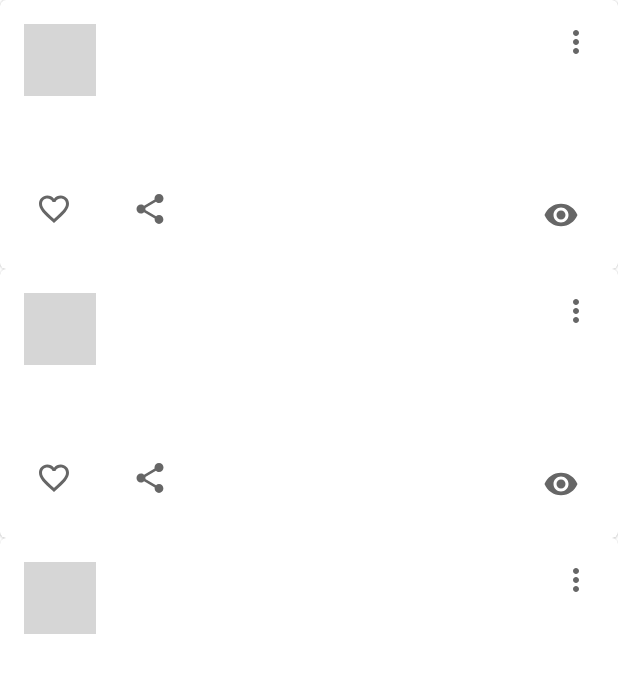
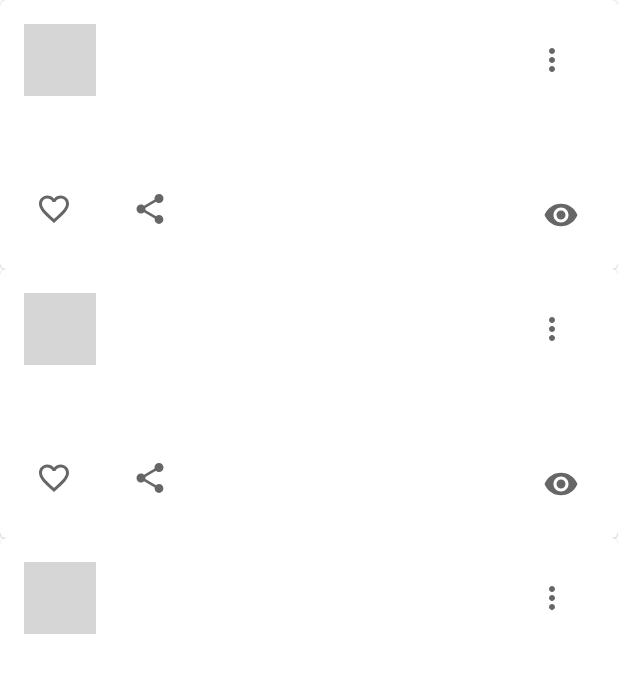
Before and after one commit to IvanKlim1/HomeworkAndroid, an Android app: the layout activity_main.xml on its own in the app's theme, with its tools: preview values and no code run, on a phone screen of 412 x 824 dp. Shown: the top 699 px of the screen. Run offline under Robolectric (Android 15) with nearby library versions, the phone set to English and light mode, and no system bars; grey boxes are pictures that could not be loaded.

Commit message:
Add file

```diff
--- a/app/src/main/java/ru/netology/nmedia/adapter/PostsAdapter.kt
+++ b/app/src/main/java/ru/netology/nmedia/adapter/PostsAdapter.kt
@@ -54,8 +54,9 @@ class PostViewHolder(
             published.text = post.published
             content.text = post.content
             like.isChecked=post.likedByMe
+            repost.isChecked=post.repostByMe
             menu.setOnClickListener {
-                PopupMenu(it.context, it).apply {
+                val popup = PopupMenu(it.context, it).apply {
                     inflate(R.menu.options_post)
                     setOnMenuItemClickListener { item ->
                         when (item.itemId) {
@@ -67,11 +68,13 @@ class PostViewHolder(
                                 onInteractionListener.onEdit(post)
                                 true
                             }
-
                             else -> false
                         }
                     }
-                }.show()
+                }
+                menu.setOnClickListener {
+                    popup.show()
+                }
             }
             like.text = countFormat(post.likes)
             repost.text = countFormat(post.reposts)
--- a/app/src/main/java/ru/netology/nmedia/repository/PostRepositoryInMemoryImpl.kt
+++ b/app/src/main/java/ru/netology/nmedia/repository/PostRepositoryInMemoryImpl.kt
@@ -121,7 +121,7 @@ class PostRepositoryInMemoryImpl : PostRepository {
     }
     override fun repost(id: Long) {
         posts = posts.map {
-            if (it.id != id) it else it.copy(reposts = it.reposts + 1)
+            if (it.id != id) it else it.copy(reposts = it.reposts + 1, repostByMe = true)
         }
         data.value = posts
     }
--- /dev/null
+++ b/app/src/main/res/color/menu_checkbox_tint.xml
@@ -0,0 +1,5 @@
+<?xml version="1.0" encoding="utf-8"?>
+<selector xmlns:android="http://schemas.android.com/apk/res/android">
+    <item android:color="#03DAC5" android:state_checked="true" />
+    <item android:color="?attr/colorControlNormal" />
+</selector>
--- a/app/src/main/res/drawable/ic_filled_share_24.xml
+++ b/app/src/main/res/drawable/ic_filled_share_24.xml
@@ -3,7 +3,7 @@
     android:height="24dp"
     android:viewportWidth="24"
     android:viewportHeight="24"
-    android:tint="#999999">
+    android:tint="#6200EE">
     <path
         android:fillColor="@android:color/white"
         android:pathData="M18,16.08c-0.76,0 -1.44,0.3 -1.96,0.77L8.91,12.7c0.05,-0.23 0.09,-0.46 0.09,-0.7s-0.04,-0.47 -0.09,-0.7l7.05,-4.11c0.54,0.5 1.25,0.81 2.04,0.81 1.66,0 3,-1.34 3,-3s-1.34,-3 -3,-3 -3,1.34 -3,3c0,0.24 0.04,0.47 0.09,0.7L8.04,9.81C7.5,9.31 6.79,9 6,9c-1.66,0 -3,1.34 -3,3s1.34,3 3,3c0.79,0 1.5,-0.31 2.04,-0.81l7.12,4.16c-0.05,0.21 -0.08,0.43 -0.08,0.65 0,1.61 1.31,2.92 2.92,2.92 1.61,0 2.92,-1.31 2.92,-2.92s-1.31,-2.92 -2.92,-2.92z"/>
--- /dev/null
+++ b/app/src/main/res/drawable/ic_more_vert_24_filled.xml
@@ -0,0 +1,11 @@
+
+<vector xmlns:android="http://schemas.android.com/apk/res/android"
+    android:width="24dp"
+    android:height="24dp"
+    android:viewportWidth="24"
+    android:viewportHeight="24"
+    android:tint="#03DAC5">
+  <path
+      android:fillColor="@android:color/white"
+      android:pathData="M12,8c1.1,0 2,-0.9 2,-2s-0.9,-2 -2,-2 -2,0.9 -2,2 0.9,2 2,2zM12,10c-1.1,0 -2,0.9 -2,2s0.9,2 2,2 2,-0.9 2,-2 -0.9,-2 -2,-2zM12,16c-1.1,0 -2,0.9 -2,2s0.9,2 2,2 2,-0.9 2,-2 -0.9,-2 -2,-2z"/>
+</vector>
--- /dev/null
+++ b/app/src/main/res/drawable/ic_more_vert_24dp.xml
@@ -0,0 +1,12 @@
+<?xml version="1.0" encoding="utf-8"?>
+<selector xmlns:android="http://schemas.android.com/apk/res/android">
+  <!-- бывший ic_liked -->
+  <item
+      android:drawable="@drawable/ic_more_vert_24_filled"
+      android:state_checked="true"
+      />
+  <!-- fallback для всех остальных состояний -->
+  <item
+      android:drawable="@drawable/ic_more_vert_outlined_24"
+      />
+</selector>
--- /dev/null
+++ b/app/src/main/res/drawable/ic_more_vert_outlined_24.xml
@@ -0,0 +1,11 @@
+
+<vector xmlns:android="http://schemas.android.com/apk/res/android"
+    android:width="24dp"
+    android:height="24dp"
+    android:viewportWidth="24"
+    android:viewportHeight="24"
+    android:tint="?attr/colorControlNormal">
+  <path
+      android:fillColor="@android:color/white"
+      android:pathData="M12,8c1.1,0 2,-0.9 2,-2s-0.9,-2 -2,-2 -2,0.9 -2,2 0.9,2 2,2zM12,10c-1.1,0 -2,0.9 -2,2s0.9,2 2,2 2,-0.9 2,-2 -0.9,-2 -2,-2zM12,16c-1.1,0 -2,0.9 -2,2s0.9,2 2,2 2,-0.9 2,-2 -0.9,-2 -2,-2z"/>
+</vector>
--- a/app/src/main/res/drawable/ic_outlined_share_24.xml
+++ b/app/src/main/res/drawable/ic_outlined_share_24.xml
@@ -3,7 +3,7 @@
     android:height="24dp"
     android:viewportWidth="24"
     android:viewportHeight="24"
-    android:tint="#6200EE">
+    android:tint="#999999">
     <path
         android:fillColor="@android:color/white"
         android:pathData="M18,16.08c-0.76,0 -1.44,0.3 -1.96,0.77L8.91,12.7c0.05,-0.23 0.09,-0.46 0.09,-0.7s-0.04,-0.47 -0.09,-0.7l7.05,-4.11c0.54,0.5 1.25,0.81 2.04,0.81 1.66,0 3,-1.34 3,-3s-1.34,-3 -3,-3 -3,1.34 -3,3c0,0.24 0.04,0.47 0.09,0.7L8.04,9.81C7.5,9.31 6.79,9 6,9c-1.66,0 -3,1.34 -3,3s1.34,3 3,3c0.79,0 1.5,-0.31 2.04,-0.81l7.12,4.16c-0.05,0.21 -0.08,0.43 -0.08,0.65 0,1.61 1.31,2.92 2.92,2.92 1.61,0 2.92,-1.31 2.92,-2.92s-1.31,-2.92 -2.92,-2.92z"/>
--- a/app/src/main/res/drawable/ic_share_24dp.xml
+++ b/app/src/main/res/drawable/ic_share_24dp.xml
@@ -2,11 +2,11 @@
 <selector xmlns:android="http://schemas.android.com/apk/res/android">
     <!-- бывший ic_share -->
     <item
-        android:drawable="@drawable/ic_outlined_share_24"
+        android:drawable="@drawable/ic_filled_share_24"
         android:state_checked="true"
         />
     <!-- fallback для всех остальных состояний -->
     <item
-        android:drawable="@drawable/ic_filled_share_24"
+        android:drawable="@drawable/ic_outlined_share_24"
         />
 </selector>
--- a/app/src/main/res/layout/card_post.xml
+++ b/app/src/main/res/layout/card_post.xml
@@ -1,6 +1,5 @@
 <?xml version="1.0" encoding="utf-8"?>
-<com.google.android.material.card.MaterialCardView
-    xmlns:android="http://schemas.android.com/apk/res/android"
+<com.google.android.material.card.MaterialCardView xmlns:android="http://schemas.android.com/apk/res/android"
     xmlns:app="http://schemas.android.com/apk/res-auto"
     xmlns:tools="http://schemas.android.com/tools"
     android:layout_width="match_parent"
@@ -19,10 +18,11 @@
             android:layout_height="@dimen/posts_avatar_size"
             android:layout_marginBottom="@dimen/common_spacing"
             android:contentDescription="@string/description_post_author_avatar"
-        app:layout_constraintTop_toTopOf="parent"
             app:layout_constraintBottom_toBottomOf="@id/barrier"
             app:layout_constraintStart_toStartOf="parent"
+            app:layout_constraintTop_toTopOf="parent"
             tools:srcCompat="@sample/posts.json/data/authorAvatar" />
+
         <TextView
             android:id="@+id/author"
             android:layout_width="0dp"
@@ -31,10 +31,10 @@
             android:layout_marginEnd="@dimen/common_spacing"
             android:ellipsize="end"
             android:singleLine="true"
-        app:layout_constraintTop_toTopOf="parent"
             app:layout_constraintBottom_toTopOf="@+id/published"
             app:layout_constraintEnd_toStartOf="@id/menu"
             app:layout_constraintStart_toEndOf="@id/avatar"
+            app:layout_constraintTop_toTopOf="parent"
             app:layout_constraintVertical_chainStyle="packed"
             tools:text="@sample/posts.json/data/author" />
 
@@ -45,31 +45,34 @@
             android:layout_marginStart="@dimen/common_spacing"
             android:layout_marginEnd="@dimen/common_spacing"
             android:layout_marginBottom="@dimen/common_spacing"
-        app:layout_constraintTop_toBottomOf="@id/author"
             app:layout_constraintBottom_toBottomOf="@id/barrier"
             app:layout_constraintEnd_toStartOf="@id/menu"
             app:layout_constraintStart_toEndOf="@id/avatar"
+            app:layout_constraintTop_toBottomOf="@id/author"
             tools:text="@sample/posts.json/data/published" />
 
-    <ImageButton
+        <com.google.android.material.button.MaterialButton
             android:id="@+id/menu"
+            style="@style/Widget.AppTheme.MenuButton"
             android:layout_width="wrap_content"
             android:layout_height="wrap_content"
             android:layout_marginBottom="@dimen/common_spacing"
             android:background="@android:color/transparent"
+            android:checkable="true"
             android:contentDescription="@string/description_post_menu"
             app:layout_constraintEnd_toEndOf="parent"
             app:layout_constraintTop_toTopOf="parent"
-        app:srcCompat="@drawable/ic_more_vert_24"
-        tools:ignore="VectorDrawableCompat" />
+            app:icon="@drawable/ic_more_vert_24dp"
+
+            />
 
         <androidx.constraintlayout.widget.Barrier
             android:id="@+id/barrier"
             android:layout_width="wrap_content"
             android:layout_height="wrap_content"
             app:barrierDirection="bottom"
-        app:constraint_referenced_ids="avatar,published,menu"
-        />
+            app:constraint_referenced_ids="avatar,published,menu" />
+
         <TextView
             android:id="@+id/content"
             android:layout_width="0dp"
@@ -80,60 +83,61 @@
             app:layout_constraintStart_toStartOf="parent"
             app:layout_constraintTop_toBottomOf="@id/barrier"
             tools:text="@sample/posts.json/data/content" />
+
         <androidx.constraintlayout.widget.Barrier
             android:id="@+id/barrierTwo"
             android:layout_width="wrap_content"
             android:layout_height="wrap_content"
             app:barrierDirection="bottom"
-        app:constraint_referenced_ids="content"
-        />
+            app:constraint_referenced_ids="content" />
+
         <com.google.android.material.button.MaterialButton
             android:id="@+id/like"
+            style="@style/Widget.AppTheme.LikeButton"
             android:layout_width="wrap_content"
             android:layout_height="wrap_content"
             android:checkable="true"
             android:contentDescription="@string/description_post_like"
+            app:icon="@drawable/ic_like_24dp"
             app:layout_constraintStart_toStartOf="parent"
             app:layout_constraintTop_toBottomOf="@id/barrierTwo"
-            app:icon="@drawable/ic_like_24dp"
             tools:checked="@sample/posts.json/data/likedByMe"
-            tools:text="@sample/posts.json/data/like"
-            style="@style/Widget.AppTheme.LikeButton"
-            />
+            tools:text="@sample/posts.json/data/like" />
+
         <com.google.android.material.button.MaterialButton
             android:id="@+id/repost"
+            style="@style/Widget.AppTheme.ShareButton"
             android:layout_width="wrap_content"
             android:layout_height="wrap_content"
             android:layout_marginStart="@dimen/common_spacing"
+            android:layout_marginLeft="@dimen/common_spacing"
             android:checkable="true"
             android:contentDescription="@string/description_post_share"
-            android:layout_marginLeft="@dimen/common_spacing"
+            app:icon="@drawable/ic_share_24dp"
             app:layout_constraintStart_toEndOf="@+id/like"
             app:layout_constraintTop_toBottomOf="@id/barrierTwo"
-            app:icon="@drawable/ic_share_24dp"
             tools:checked="@sample/posts.json/data/sharedByMe"
-            tools:text="@sample/posts.json/data/repost"
-            style="@style/Widget.AppTheme.ShareButton"
-            />
+            tools:text="@sample/posts.json/data/repost" />
+
         <TextView
             android:id="@+id/viewingCount"
             android:layout_width="0dp"
             android:layout_height="wrap_content"
             android:layout_marginTop="@dimen/common_spacing"
+            app:layout_constraintEnd_toEndOf="parent"
             app:layout_constraintTop_toTopOf="@+id/barrierTwo"
-        app:layout_constraintEnd_toEndOf="parent"
             tools:text="@sample/posts.json/data/viewing" />
 
         <ImageButton
             android:id="@+id/viewing"
             android:layout_width="wrap_content"
             android:layout_height="wrap_content"
+            android:layout_marginStart="@dimen/common_viewing"
+            android:layout_marginTop="@dimen/common_spacing"
+            android:layout_marginEnd="@dimen/common_viewing"
             android:background="@android:color/transparent"
-        android:layout_marginStart="@dimen/common_viewing"
-        android:layout_marginEnd="@dimen/common_viewing"
-        android:layout_marginTop="@dimen/common_spacing"
+            app:layout_constraintEnd_toStartOf="@+id/viewingCount"
             app:layout_constraintTop_toTopOf="@+id/barrierTwo"
-        app:layout_constraintEnd_toStartOf="@+id/viewingCount"
             app:srcCompat="@drawable/ic_baseline_remove_red_eye_24"
             tools:ignore="VectorDrawableCompat" />
 
--- a/app/src/main/res/values/styles.xml
+++ b/app/src/main/res/values/styles.xml
@@ -22,5 +22,9 @@
         <item name="android:minWidth">@dimen/icon_button_min_size</item>
         <item name="android:minHeight">@dimen/icon_button_min_size</item>
     </style>
-
+    <style name="Widget.AppTheme.MenuButton" parent="Widget.MaterialComponents.Button.TextButton.Icon">
+        <item name="iconTint">@color/menu_checkbox_tint</item>
+        <item name="android:minWidth">@dimen/icon_button_min_size</item>
+        <item name="android:minHeight">@dimen/icon_button_min_size</item>
+    </style>
 </resources>
```
Lines whose indentation alone changed are shown as unchanged.
